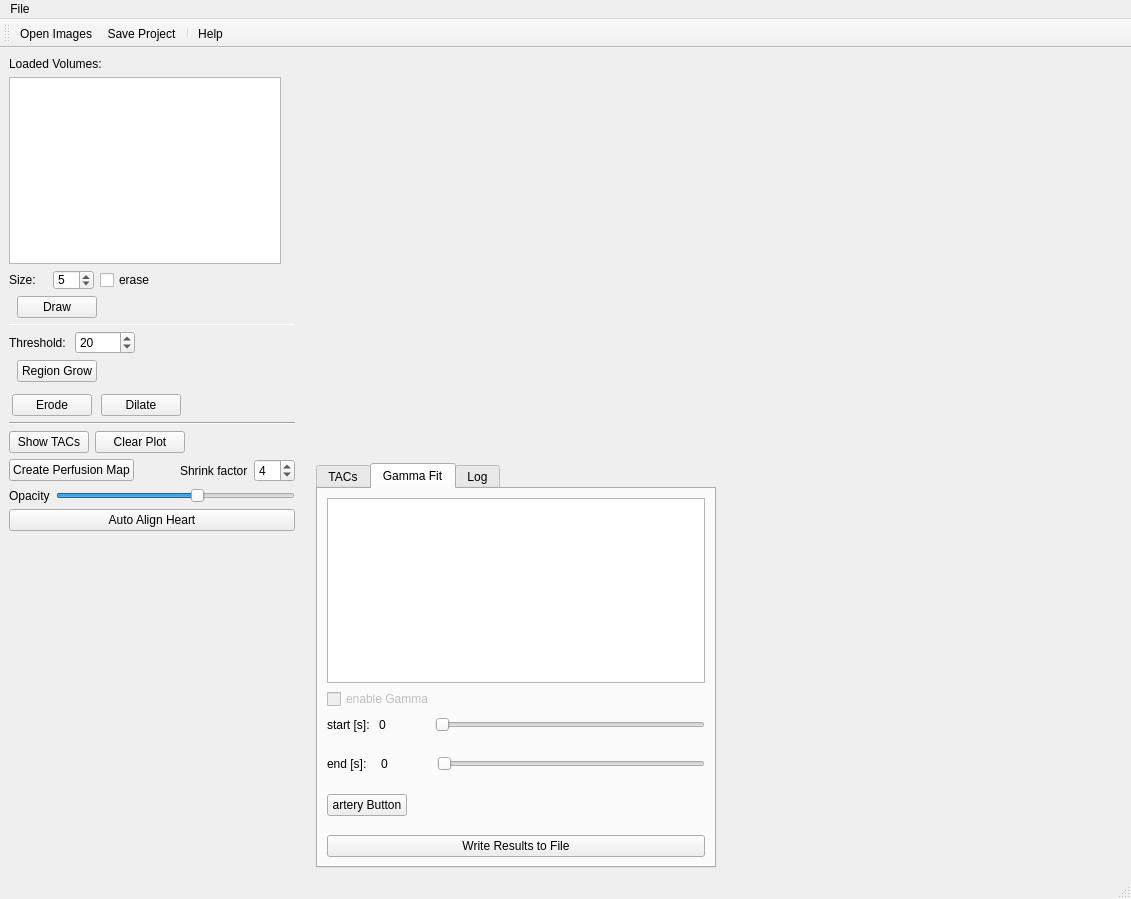
The window that main/KardioPerfusion.ui (CardiacImagingCharite/CardiacPerfusion) describes before a commit, drawn with Qt 5.
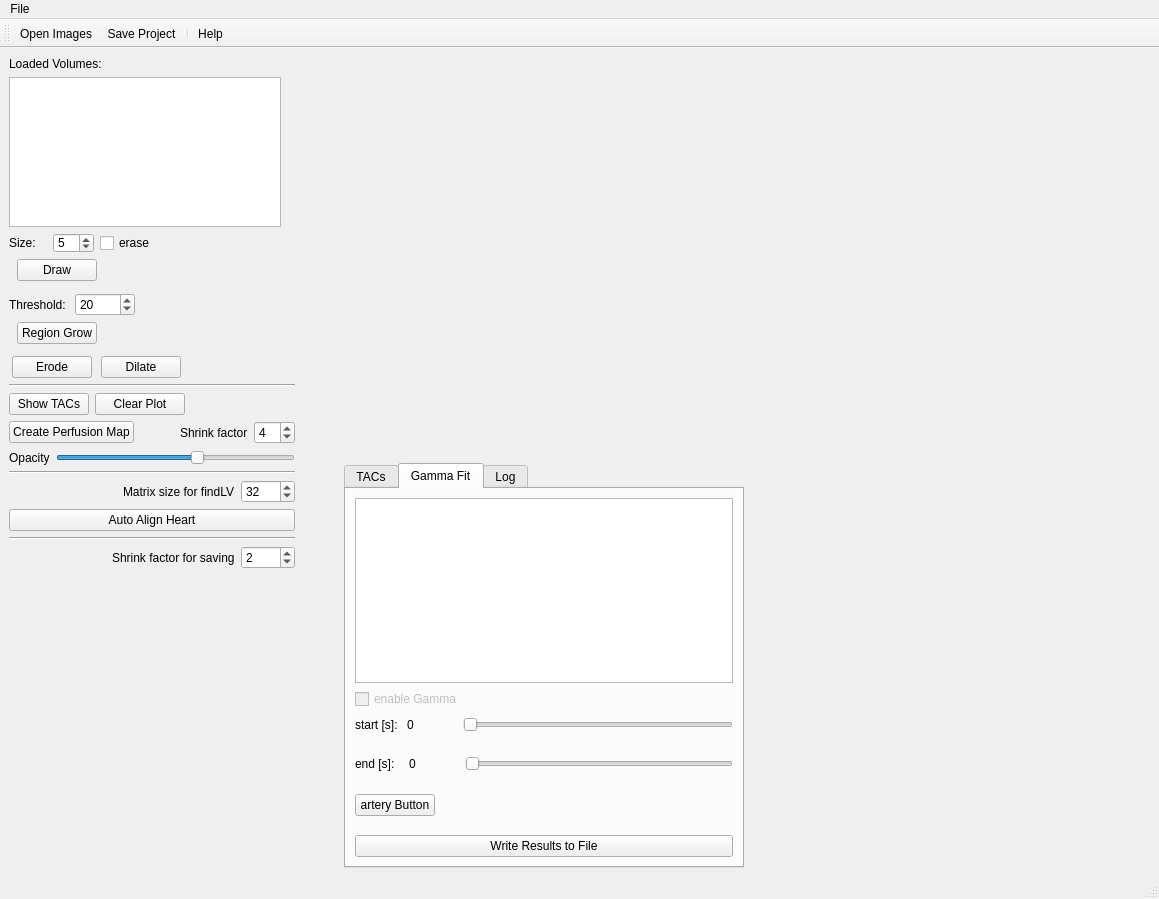
The same window after the commit. Icons and pictures are not drawn. Custom widgets are drawn as their Qt base class.

Commit message: added spin box for shrink factor before saving and matrix size for findLV

```diff
--- a/main/KardioPerfusion.ui
+++ b/main/KardioPerfusion.ui
@@ -6,7 +6,7 @@
    <rect>
     <x>0</x>
     <y>0</y>
-    <width>1131</width>
+    <width>1159</width>
     <height>899</height>
    </rect>
   </property>
@@ -26,7 +26,7 @@
   <widget class="QWidget" name="centralwidget">
    <layout class="QHBoxLayout" name="horizontalLayout_7">
     <item>
-     <layout class="QVBoxLayout" name="verticalLayout_6" stretch="0,0,0">
+     <layout class="QVBoxLayout" name="verticalLayout_6" stretch="0,0,0,0,0,0,0">
       <property name="sizeConstraint">
        <enum>QLayout::SetMaximumSize</enum>
       </property>
@@ -533,6 +533,53 @@
         </item>
        </layout>
       </item>
+      <item>
+       <widget class="Line" name="line_3">
+        <property name="orientation">
+         <enum>Qt::Horizontal</enum>
+        </property>
+       </widget>
+      </item>
+      <item>
+       <layout class="QHBoxLayout" name="horizontalLayout_17">
+        <item>
+         <spacer name="horizontalSpacer_11">
+          <property name="orientation">
+           <enum>Qt::Horizontal</enum>
+          </property>
+          <property name="sizeHint" stdset="0">
+           <size>
+            <width>40</width>
+            <height>20</height>
+           </size>
+          </property>
+         </spacer>
+        </item>
+        <item>
+         <widget class="QLabel" name="label_8">
+          <property name="text">
+           <string>Matrix size for findLV</string>
+          </property>
+         </widget>
+        </item>
+        <item>
+         <widget class="QSpinBox" name="sb_matrixSizeFindLV">
+          <property name="minimum">
+           <number>1</number>
+          </property>
+          <property name="maximum">
+           <number>1024</number>
+          </property>
+          <property name="singleStep">
+           <number>1</number>
+          </property>
+          <property name="value">
+           <number>32</number>
+          </property>
+         </widget>
+        </item>
+       </layout>
+      </item>
       <item>
        <widget class="QPushButton" name="btn_autoAlignHeart">
         <property name="text">
@@ -540,6 +587,50 @@
         </property>
        </widget>
       </item>
+      <item>
+       <widget class="Line" name="line_5">
+        <property name="orientation">
+         <enum>Qt::Horizontal</enum>
+        </property>
+       </widget>
+      </item>
+      <item>
+       <layout class="QHBoxLayout" name="horizontalLayout_18">
+        <item>
+         <spacer name="horizontalSpacer_12">
+          <property name="orientation">
+           <enum>Qt::Horizontal</enum>
+          </property>
+          <property name="sizeHint" stdset="0">
+           <size>
+            <width>40</width>
+            <height>20</height>
+           </size>
+          </property>
+         </spacer>
+        </item>
+        <item>
+         <widget class="QLabel" name="label_9">
+          <property name="text">
+           <string>Shrink factor for saving</string>
+          </property>
+         </widget>
+        </item>
+        <item>
+         <widget class="QSpinBox" name="sb_ShrinkFactorSaving">
+          <property name="minimum">
+           <number>1</number>
+          </property>
+          <property name="maximum">
+           <number>1024</number>
+          </property>
+          <property name="value">
+           <number>2</number>
+          </property>
+         </widget>
+        </item>
+       </layout>
+      </item>
       <item>
        <spacer name="verticalSpacer">
         <property name="orientation">
@@ -904,8 +995,8 @@
     <rect>
      <x>0</x>
      <y>0</y>
-     <width>1131</width>
-     <height>21</height>
+     <width>1159</width>
+     <height>20</height>
     </rect>
    </property>
    <widget class="QMenu" name="menuFile">
```
Left out of the diff: 1 changed line with no effect on the pictures. The commit also changes 3 other files.
